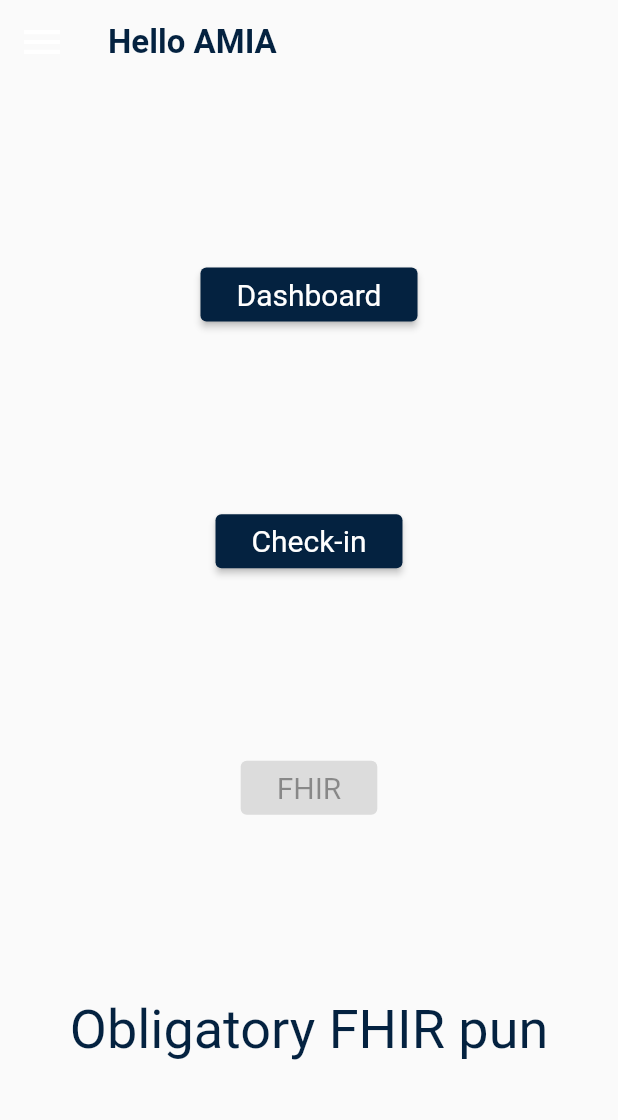
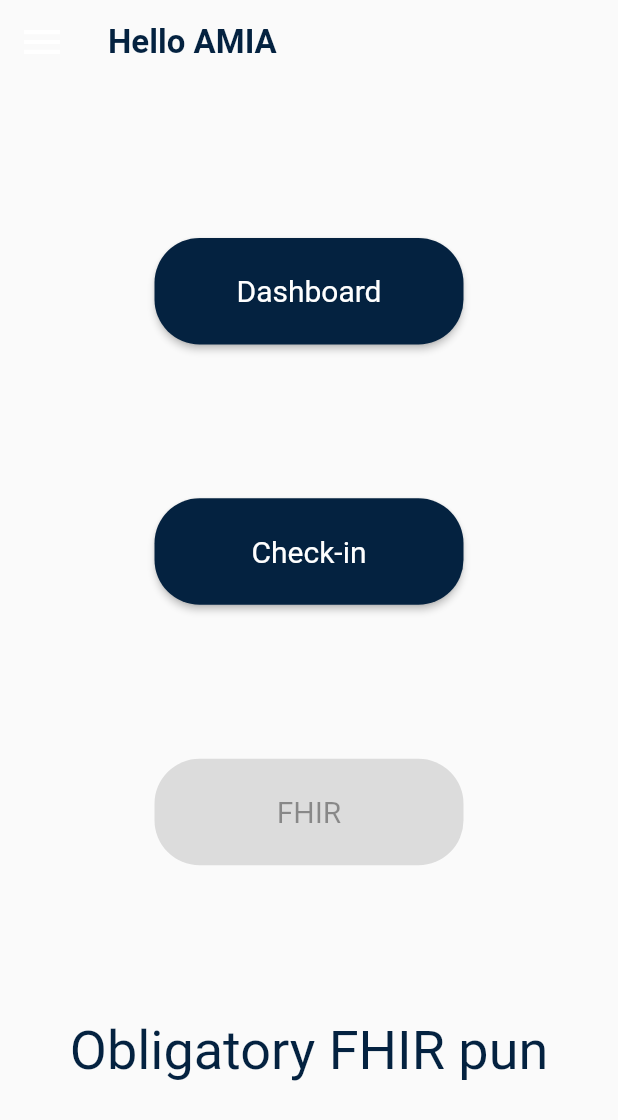
Before and after one commit to FireJuun/symptom_tracker, a Flutter app: the screen it shows after launch, on a phone screen of 412 x 824 dp. Shown: the top 1120 px of the screen. Run offline on Flutter 3.47's test engine with Material 2 defaults, Android fonts, the phone set to English and light mode, and no system bars; our stand-ins replace get.

Commit message:
shared action button complete

```diff
--- a/lib/screens/home.screen.dart
+++ b/lib/screens/home.screen.dart
@@ -1,6 +1,7 @@
 import 'package:flutter/material.dart';
 import 'package:get/get.dart';
 import 'package:symptom_tracker/screens/screens.dart';
+import 'package:symptom_tracker/shared/action_button.dart';
 import 'package:symptom_tracker/shared/app_bar.dart';
 
 class HomeScreen extends StatelessWidget {
@@ -28,22 +29,18 @@ class HomeScreen extends StatelessWidget {
       child: Column(
         mainAxisAlignment: MainAxisAlignment.spaceEvenly,
         children: [
-          _buildActionButton(
+          SharedActionButton(
             title: 'Dashboard',
             onPressed: () => Get.to(DashboardScreen()),
           ),
-          _buildActionButton(
+          SharedActionButton(
             title: 'Check-in',
             onPressed: () => Get.to(CheckinScreen()),
           ),
-          _buildActionButton(title: 'FHIR'),
+          SharedActionButton(title: 'FHIR'),
           Text('Obligatory FHIR pun'),
         ],
       ),
     );
   }
-
-  Widget _buildActionButton({@required String title, void Function() onPressed}) {
-    return RaisedButton(child: Text(title), onPressed: onPressed);
-  }
 }
--- /dev/null
+++ b/lib/shared/action_button.dart
@@ -0,0 +1,21 @@
+import 'package:flutter/material.dart';
+import 'package:get/get.dart';
+
+class SharedActionButton extends StatelessWidget {
+  final String title;
+  final void Function() onPressed;
+
+  const SharedActionButton({Key key, @required this.title, this.onPressed}) : super(key: key);
+
+  @override
+  Widget build(BuildContext context) {
+    return ButtonTheme.fromButtonThemeData(
+      data: Get.theme.buttonTheme.copyWith(minWidth: Get.width / 2),
+      child: RaisedButton(
+          shape: RoundedRectangleBorder(borderRadius: BorderRadius.circular(30)),
+          padding: const EdgeInsets.symmetric(horizontal: 32, vertical: 24),
+          child: Text(title),
+          onPressed: onPressed),
+    );
+  }
+}
```
